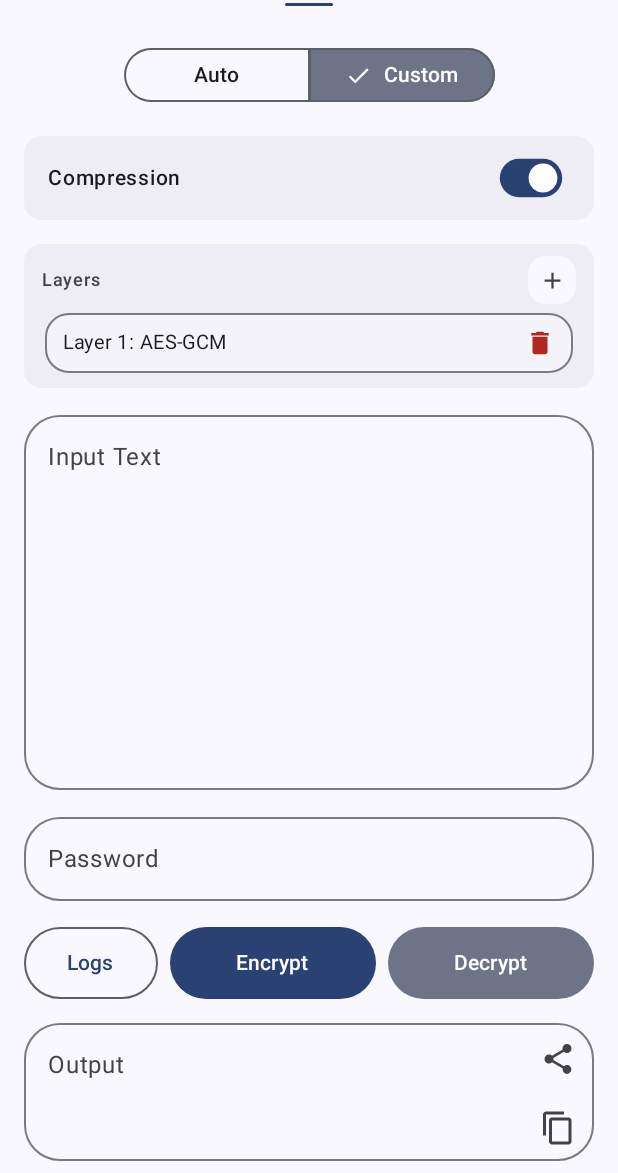
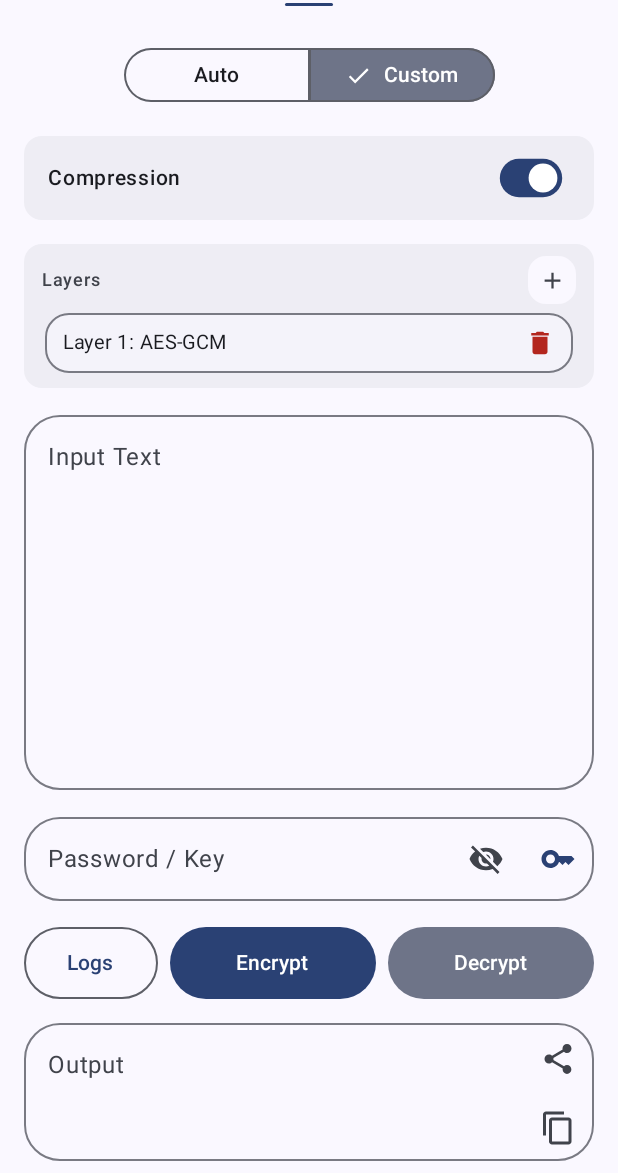
Before and after one commit to Animesh-Varma/Sigil, an Android app built with Jetpack Compose: the screen it shows after launch (MainActivity), after a tap on "Custom", on a phone screen of 412 x 824 dp, the part 63-1236 px from its top. Run offline under Robolectric (Android 15) with nearby library versions, the phone set to English and light mode, and no system bars; our stand-ins replace Material 3 Expressive styles (plain Material 3 is drawn); libraries missing offline, so code that uses them is left out: org.bouncycastle.crypto; 11 statements that could not run were skipped.

Commit message:
CryptoEngine v0.9.0, Key store implementation

```diff
--- a/app/src/main/java/dev/animeshvarma/sigil/ui/SigilApp.kt
+++ b/app/src/main/java/dev/animeshvarma/sigil/ui/SigilApp.kt
@@ -32,6 +32,7 @@ import dev.animeshvarma.sigil.ui.components.UnderConstructionView
 import dev.animeshvarma.sigil.ui.screens.CustomEncryptionScreen
 import dev.animeshvarma.sigil.ui.screens.DocsScreen
 import dev.animeshvarma.sigil.ui.screens.EncryptionInterface
+import dev.animeshvarma.sigil.ui.screens.KeystoreScreen
 import dev.animeshvarma.sigil.ui.screens.SteganographyScreen
 import dev.animeshvarma.sigil.ui.theme.AnimationConfig
 import kotlinx.coroutines.launch
@@ -112,6 +113,7 @@ fun SigilApp(
                             AppScreen.HOME -> HomeContent(viewModel, uiState)
                             AppScreen.DOCS -> DocsScreen()
                             AppScreen.STEGANOGRAPHY -> SteganographyScreen()
+                            AppScreen.KEYSTORE -> KeystoreScreen(viewModel)
                             AppScreen.HEADERLESS,
                             AppScreen.FILE_ENCRYPTION,
                             AppScreen.ASYMMETRIC,
--- a/app/src/main/java/dev/animeshvarma/sigil/ui/screens/CustomEncryptionScreen.kt
+++ b/app/src/main/java/dev/animeshvarma/sigil/ui/screens/CustomEncryptionScreen.kt
@@ -55,6 +55,7 @@ import dev.animeshvarma.sigil.model.SigilAlgorithm
 import dev.animeshvarma.sigil.model.UiState
 import dev.animeshvarma.sigil.ui.components.SigilButtonGroup
 import dev.animeshvarma.sigil.ui.components.StyledLayerContainer
+import dev.animeshvarma.sigil.ui.components.SecurePasswordInput
 import dev.animeshvarma.sigil.ui.theme.AnimationConfig
 import kotlinx.coroutines.delay
 import kotlinx.coroutines.launch
@@ -64,8 +65,8 @@ import kotlinx.coroutines.launch
 fun CustomEncryptionScreen(viewModel: SigilViewModel, uiState: UiState) {
     val context = LocalContext.current
     var showAddLayerSheet by remember { mutableStateOf(false) }
-
     val listState = rememberLazyListState()
+    val vaultEntries by viewModel.vaultEntries.collectAsState()
 
     // Spacing
     val spaceBetweenTopSections = 16.dp
@@ -223,19 +224,13 @@ fun CustomEncryptionScreen(viewModel: SigilViewModel, uiState: UiState) {
 
         Spacer(modifier = Modifier.height(spaceInputToPass))
 
-        OutlinedTextField(
+        SecurePasswordInput(
             value = uiState.customPassword,
             onValueChange = { viewModel.onPasswordChanged(it) },
-            label = { Text("Password") },
-            modifier = Modifier.fillMaxWidth().height(64.dp),
-            shape = RoundedCornerShape(24.dp),
-            visualTransformation = PasswordVisualTransformation(),
-            colors = OutlinedTextFieldDefaults.colors(
-                focusedContainerColor = Color.Transparent,
-                unfocusedContainerColor = Color.Transparent,
-                focusedBorderColor = MaterialTheme.colorScheme.primary,
-                unfocusedBorderColor = MaterialTheme.colorScheme.outlineVariant,
-            )
+            onSaveRequested = { viewModel.saveToVault(uiState.customPassword) },
+            vaultEntries = vaultEntries,
+            onEntrySelected = { viewModel.loadFromVault(it) },
+            modifier = Modifier.fillMaxWidth().height(64.dp)
         )
 
         Spacer(modifier = Modifier.height(spacePassToButtons))
--- a/app/src/main/java/dev/animeshvarma/sigil/ui/screens/EncryptionScreen.kt
+++ b/app/src/main/java/dev/animeshvarma/sigil/ui/screens/EncryptionScreen.kt
@@ -7,20 +7,20 @@ import androidx.compose.material.icons.Icons
 import androidx.compose.material.icons.filled.ContentCopy
 import androidx.compose.material.icons.filled.Share
 import androidx.compose.material3.*
-import androidx.compose.runtime.Composable
+import androidx.compose.runtime.*
 import androidx.compose.ui.Modifier
 import androidx.compose.ui.graphics.Color
 import androidx.compose.ui.platform.LocalContext
-import androidx.compose.ui.text.AnnotatedString
-import androidx.compose.ui.text.input.PasswordVisualTransformation
 import androidx.compose.ui.unit.dp
 import dev.animeshvarma.sigil.SigilViewModel
 import dev.animeshvarma.sigil.model.UiState
-import dev.animeshvarma.sigil.ui.components.SigilButtonGroup //  Added
+import dev.animeshvarma.sigil.ui.components.SecurePasswordInput
+import dev.animeshvarma.sigil.ui.components.SigilButtonGroup
 
 @Composable
 fun EncryptionInterface(viewModel: SigilViewModel, uiState: UiState) {
     val context = LocalContext.current
+    val vaultEntries by viewModel.vaultEntries.collectAsState()
 
     Column(modifier = Modifier.fillMaxHeight()) {
         // 1. Input Field
@@ -40,20 +40,14 @@ fun EncryptionInterface(viewModel: SigilViewModel, uiState: UiState) {
 
         Spacer(modifier = Modifier.height(11.dp))
 
-        // 2. Password Field
-        OutlinedTextField(
+        // 2. SECURE PASSWORD FIELD (Vault Integrated)
+        SecurePasswordInput(
             value = uiState.autoPassword,
             onValueChange = { viewModel.onPasswordChanged(it) },
-            label = { Text("Password") },
-            modifier = Modifier.fillMaxWidth().height(64.dp),
-            shape = RoundedCornerShape(24.dp),
-            visualTransformation = PasswordVisualTransformation(),
-            colors = OutlinedTextFieldDefaults.colors(
-                focusedContainerColor = Color.Transparent,
-                unfocusedContainerColor = Color.Transparent,
-                focusedBorderColor = MaterialTheme.colorScheme.primary,
-                unfocusedBorderColor = MaterialTheme.colorScheme.outlineVariant,
-            )
+            onSaveRequested = { viewModel.saveToVault(uiState.autoPassword) },
+            vaultEntries = vaultEntries,
+            onEntrySelected = { viewModel.loadFromVault(it) },
+            modifier = Modifier.fillMaxWidth().height(64.dp)
         )
 
         Spacer(modifier = Modifier.height(18.dp))
@@ -67,7 +61,7 @@ fun EncryptionInterface(viewModel: SigilViewModel, uiState: UiState) {
 
         Spacer(modifier = Modifier.height(10.dp))
 
-        // 4. Output Field
+        // 4. Output Field (With Share Intent)
         OutlinedTextField(
             value = uiState.autoOutput,
             onValueChange = { },
@@ -82,8 +76,7 @@ fun EncryptionInterface(viewModel: SigilViewModel, uiState: UiState) {
                 unfocusedBorderColor = MaterialTheme.colorScheme.outlineVariant,
             ),
             trailingIcon = {
-                Column {
-                    // SHARE BUTTON
+                Row {
                     IconButton(onClick = {
                         if (uiState.autoOutput.isNotEmpty()) {
                             val sendIntent = Intent().apply {
@@ -96,14 +89,9 @@ fun EncryptionInterface(viewModel: SigilViewModel, uiState: UiState) {
                             viewModel.addLog("Share Sheet opened.")
                         }
                     }) {
-                        Icon(
-                            imageVector = Icons.Default.Share,
-                            contentDescription = "Share",
-                            tint = MaterialTheme.colorScheme.onSurfaceVariant
-                        )
+                        Icon(Icons.Default.Share, "Share", tint = MaterialTheme.colorScheme.onSurfaceVariant)
                     }
 
-                    // COPY BUTTON
                     IconButton(onClick = {
                         if (uiState.autoOutput.isNotEmpty()) {
                             val clipboard = context.getSystemService(android.content.ClipboardManager::class.java)
@@ -112,16 +100,11 @@ fun EncryptionInterface(viewModel: SigilViewModel, uiState: UiState) {
                             viewModel.addLog("Copied to clipboard")
                         }
                     }) {
-                        Icon(
-                            imageVector = Icons.Default.ContentCopy,
-                            contentDescription = "Copy",
-                            tint = MaterialTheme.colorScheme.onSurfaceVariant
-                        )
+                        Icon(Icons.Default.ContentCopy, "Copy", tint = MaterialTheme.colorScheme.onSurfaceVariant)
                     }
                 }
             }
         )
-
         Spacer(modifier = Modifier.height(8.dp))
     }
 }
--- a/app/src/main/java/dev/animeshvarma/sigil/util/SecureMemory.kt
+++ b/app/src/main/java/dev/animeshvarma/sigil/util/SecureMemory.kt
@@ -38,17 +38,15 @@ object SecureMemory {
         if (password.any { it.isDigit() }) poolSize += 10
         if (password.any { !it.isLetterOrDigit() }) poolSize += 32
 
-        // Shannon Entropy formula: H = L * log2(N)
         val entropy = password.length * log2(poolSize.toDouble())
 
-        // Normalize to 0-100 scale (100 bits is considered paranoid/unbreakable)
         val score = (entropy.coerceAtMost(100.0)).toInt()
 
         return when {
             score < 40 -> EntropyResult(score, "Weak", 0xFFCF6679) // Red
             score < 75 -> EntropyResult(score, "Moderate", 0xFFFFD54F) // Yellow
             score < 95 -> EntropyResult(score, "Strong", 0xFF81C784) // Green
-            else -> EntropyResult(score, "Paranoid", 0xFF00E676) // Bright Green
+            else -> EntropyResult(score, "Unbreakable", 0xFF00E676) // Bright Green
         }
     }
 }
```
